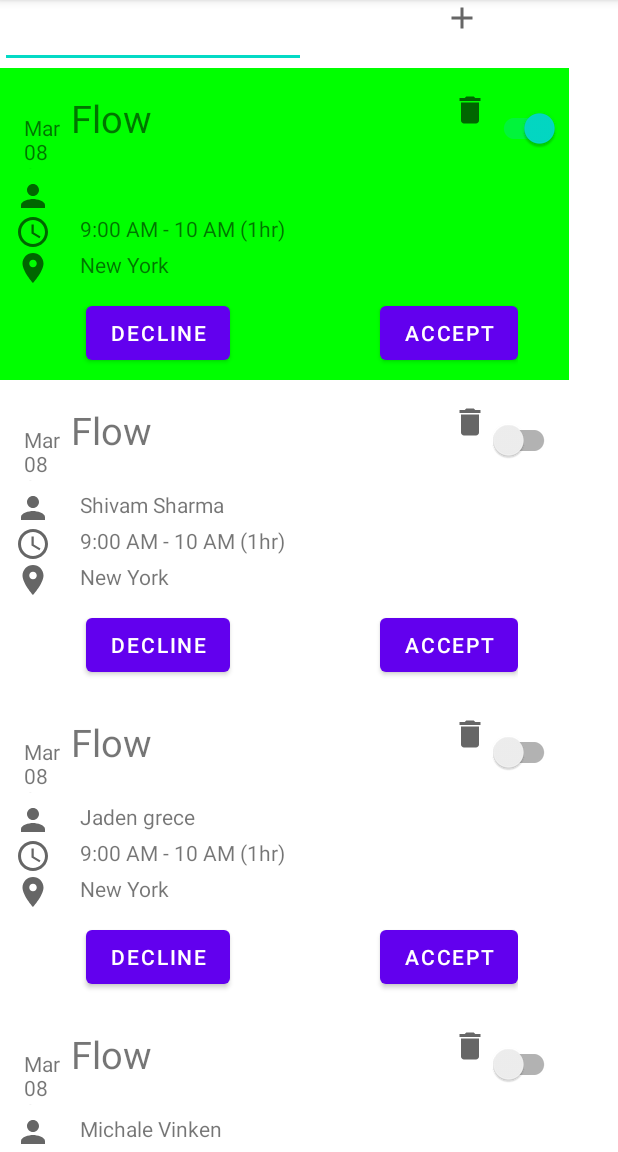
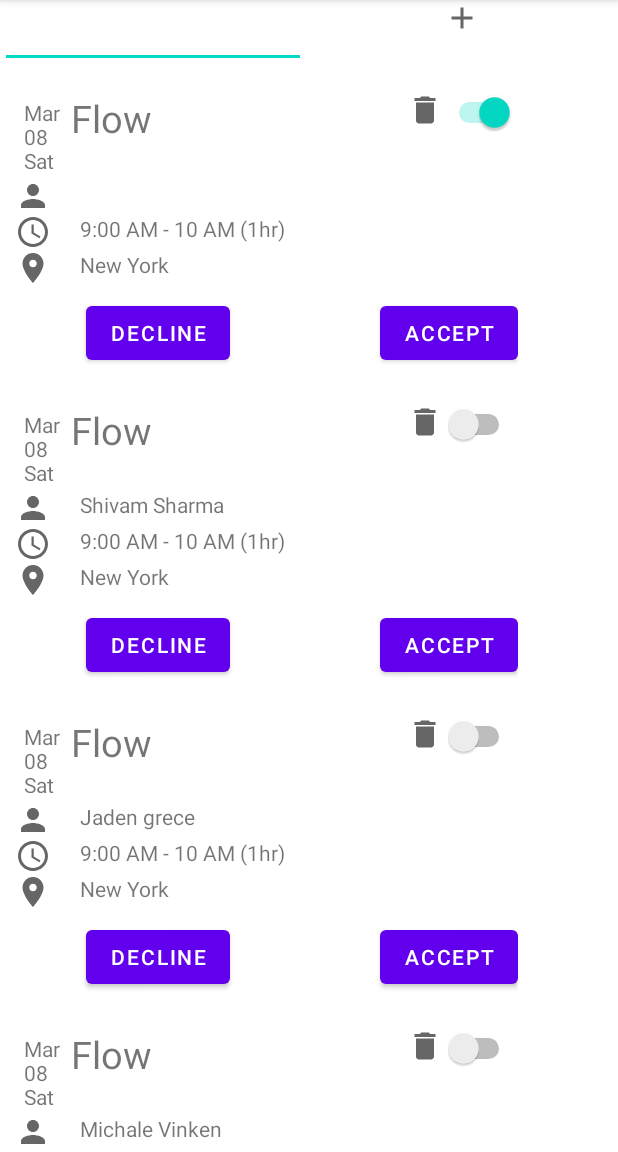
Before and after one commit to Shivamsharma21/RecyclerViewAssignments, an Android app: the screen it shows after launch (MainActivity), after a tap on an icon or button, on a phone screen of 412 x 824 dp, the part 84-1236 px from its top. Run offline under Robolectric (Android 15) with nearby library versions, the phone set to English and light mode, and no system bars; 1 other tap on this screen came first.

Commit message:
Bug Fixes

```diff
--- a/app/src/main/java/com/example/recyclerviewassignments/Item.java
+++ /dev/null
@@ -1,19 +0,0 @@
-package com.example.recyclerviewassignments;
-
-public class Item {
-    int type;
-    Object object;
-
-    public Item(int type, Object object) {
-        this.type = type;
-        this.object = object;
-    }
-
-    public int getType() {
-        return type;
-    }
-
-    public Object getObject() {
-        return object;
-    }
-}
--- a/app/src/main/java/com/example/recyclerviewassignments/MainActivity.java
+++ b/app/src/main/java/com/example/recyclerviewassignments/MainActivity.java
@@ -17,6 +17,7 @@ import android.widget.AdapterView;
 import android.widget.EditText;
 import android.widget.ImageView;
 import android.widget.LinearLayout;
+import android.widget.Switch;
 import android.widget.Toast;
 
 import java.util.ArrayList;
@@ -50,7 +51,7 @@ public class MainActivity extends AppCompatActivity implements ViewAdapter.Callb
                     if(position != -1) {
                         String getUser = data.getStringExtra("Username");
 
-                        PersonInfo personInfoupdate = new PersonInfo(getUser,"22-22","1212","flow","location","color");
+                        PersonInfo personInfoupdate = new PersonInfo(getUser,"22-22","1212","flow","location","color",false);
                             details.remove(position);
                             details.add(position,personInfoupdate);
                             viewAdapter.notifyDataSetChanged();
@@ -91,7 +92,7 @@ public class MainActivity extends AppCompatActivity implements ViewAdapter.Callb
     EditText newUsername;
     RecyclerView recyclerView;
     ImageView addnew_item,delete_item;
-    SwitchCompat switchCompat;
+    Switch switchCompat;
     @Override
     protected void onCreate(Bundle savedInstanceState) {
         super.onCreate(savedInstanceState);
@@ -111,23 +112,23 @@ public class MainActivity extends AppCompatActivity implements ViewAdapter.Callb
 
 
         String status ="off";
+        boolean check = false;
 
+        PersonInfo personInfo = new PersonInfo("Shivam Sharma","9:00 AM - 10 AM (1hr)","12-01-2021","Flow","New York",status,check);
 
-        PersonInfo personInfo = new PersonInfo("Shivam Sharma","9:00 AM - 10 AM (1hr)","12-01-2021","Flow","New York",status);
+        PersonInfo personInfo1 = new PersonInfo("Jaden grece","9:00 AM - 10 AM (1hr)","12-01-2021","Flow","New York",status,check);
 
-        PersonInfo personInfo1 = new PersonInfo("Jaden grece","9:00 AM - 10 AM (1hr)","12-01-2021","Flow","New York",status);
+        PersonInfo personInfo2 = new PersonInfo("Michale Vinken","9:00 AM - 10 AM (1hr)","12-01-2021","Flow","New York",status,check);
 
-        PersonInfo personInfo2 = new PersonInfo("Michale Vinken","9:00 AM - 10 AM (1hr)","12-01-2021","Flow","New York",status);
+        PersonInfo personInfo3 = new PersonInfo("Mila jade","9:00 AM - 10 AM (1hr)","12-01-2021","Flow","New York",status,check);
 
-        PersonInfo personInfo3 = new PersonInfo("Mila jade","9:00 AM - 10 AM (1hr)","12-01-2021","Flow","New York",status);
+        PersonInfo personInfo4 = new PersonInfo("Mily Chrish","9:00 AM - 10 AM (1hr)","12-01-2021","Flow","New York",status,check);
 
-        PersonInfo personInfo4 = new PersonInfo("Mily Chrish","9:00 AM - 10 AM (1hr)","12-01-2021","Flow","New York",status);
+        PersonInfo personInfo5 = new PersonInfo("Won Shi","9:00 AM - 10 AM (1hr)","12-01-2021","Flow","New York",status,check);
 
-        PersonInfo personInfo5 = new PersonInfo("Won Shi","9:00 AM - 10 AM (1hr)","12-01-2021","Flow","New York",status);
+        PersonInfo personInfo6 = new PersonInfo("Maden Claf","9:00 AM - 10 AM (1hr)","12-01-2021","Flow","New York",status,check);
 
-        PersonInfo personInfo6 = new PersonInfo("Maden Claf","9:00 AM - 10 AM (1hr)","12-01-2021","Flow","New York",status);
-
-        PersonInfo personInfo7 = new PersonInfo("Blake Gracy","9:00 AM - 10 AM (1hr)","12-01-2021","Flow","New York",status);
+        PersonInfo personInfo7 = new PersonInfo("Blake Gracy","9:00 AM - 10 AM (1hr)","12-01-2021","Flow","New York",status,check);
 
 
         details.add(personInfo);
@@ -146,22 +147,6 @@ public class MainActivity extends AppCompatActivity implements ViewAdapter.Callb
     recyclerView.setAdapter(viewAdapter);
 
 
-       viewAdapter.SetOnItemClickListner(new ViewAdapter.OnItemClickListner() {
-           @Override
-           public void OnItemClick(View view, int position) {
-               switchCompat.setOnClickListener(new View.OnClickListener() {
-                   @Override
-                   public void onClick(View v) {
-                       if (switchCompat.isChecked()){
-                           linearLayout.setBackgroundColor(Color.GREEN);
-                       }else{
-                           linearLayout.setBackgroundColor(Color.WHITE);
-                       }
-                   }
-               });
-           }
-       });
-
 
 
     addnew_item.setOnClickListener(new View.OnClickListener() {
@@ -170,9 +155,9 @@ public class MainActivity extends AppCompatActivity implements ViewAdapter.Callb
 
                 String newuser = newUsername.getText().toString();
 
-                PersonInfo personInfo10 = new PersonInfo(newuser,"9:00 AM - 10 AM (1hr)","12-01-2021","Flow","New York","off");
+                PersonInfo personInfo10 = new PersonInfo(newuser,"9:00 AM - 10 AM (1hr)","12-01-2021","Flow","New York","off",check);
 
-
+                personInfo10.setColor("off");
                 details.add(0,personInfo10);
 
                 viewAdapter.notifyDataSetChanged();
@@ -183,5 +168,7 @@ public class MainActivity extends AppCompatActivity implements ViewAdapter.Callb
         });
 
     }
+            public void InsertItem(int position){
 
+            }
      }
--- a/app/src/main/java/com/example/recyclerviewassignments/PersonInfo.java
+++ b/app/src/main/java/com/example/recyclerviewassignments/PersonInfo.java
@@ -1,6 +1,10 @@
 package com.example.recyclerviewassignments;
 
 public class PersonInfo {
+
+
+
+    boolean checked;
    private String username;
    private String time;
    private String date;
@@ -9,6 +13,13 @@ public class PersonInfo {
    private String color;
 
 
+    public boolean isChecked() {
+        return checked;
+    }
+
+    public void setChecked(boolean checked) {
+        this.checked = checked;
+    }
 
     public String getUsername() {
         return username;
@@ -58,12 +69,13 @@ public class PersonInfo {
         this.color = color;
     }
 
-    public PersonInfo(String username, String time, String date, String flow, String location, String color) {
+    public PersonInfo(String username, String time, String date, String flow, String location, String color,boolean checked) {
         this.username = username;
         this.time = time;
         this.date = date;
         this.flow = flow;
         this.location = location;
         this.color = color;
+        this.checked = checked;
     }
 }
--- a/app/src/main/java/com/example/recyclerviewassignments/ViewAdapter.java
+++ b/app/src/main/java/com/example/recyclerviewassignments/ViewAdapter.java
@@ -1,11 +1,9 @@
 package com.example.recyclerviewassignments;
 
 import android.content.Context;
-import android.content.Intent;
 import android.graphics.Color;
 import android.util.Log;
 import android.view.LayoutInflater;
-import android.view.MotionEvent;
 import android.view.View;
 import android.view.ViewGroup;
 import android.widget.AdapterView;
@@ -13,6 +11,7 @@ import android.widget.Button;
 import android.widget.CompoundButton;
 import android.widget.ImageView;
 import android.widget.LinearLayout;
+import android.widget.Switch;
 import android.widget.TextView;
 import android.widget.Toast;
 
@@ -21,28 +20,21 @@ import androidx.annotation.NonNull;
 import androidx.appcompat.widget.SwitchCompat;
 import androidx.recyclerview.widget.RecyclerView;
 
-import java.util.ArrayList;
 import java.util.List;
 
 public class ViewAdapter extends RecyclerView.Adapter<ViewAdapter.ViewHolderX> {
 
-
     public OnItemClickListner onItemClickListner;
-
     public interface OnItemClickListner {
-
         void OnItemClick(View view,int position);
 
     }
-
     public void SetOnItemClickListner(OnItemClickListner clickListner){
         onItemClickListner = clickListner;
     }
    public Context mcontext;
-
     CallbackInterface callbackInterface;
     List<PersonInfo>itemList;
-
    public interface CallbackInterface{
 
         /**
@@ -52,7 +44,6 @@ public class ViewAdapter extends RecyclerView.Adapter<ViewAdapter.ViewHolderX> {
          */
         void onHandleSelection(int position, String text);
     }
-
     public ViewAdapter(Context context,List<PersonInfo>list) {
 
         mcontext = context;
@@ -73,7 +64,6 @@ public class ViewAdapter extends RecyclerView.Adapter<ViewAdapter.ViewHolderX> {
     @Override
     public void onBindViewHolder(@NonNull ViewHolderX holder, int position) {
 
-        final ViewHolderX viewHolderX = (ViewHolderX)holder;
 
         PersonInfo personInfo = itemList.get(position);
          holder.usernametv.setText(personInfo.getUsername());
@@ -81,19 +71,40 @@ public class ViewAdapter extends RecyclerView.Adapter<ViewAdapter.ViewHolderX> {
          holder.locationtv.setText(personInfo.getLocation());
          holder.timetv.setText(personInfo.getTime());
 
-        String passname =  holder.usernametv.getText().toString();
 
-         String status = personInfo.getColor();
+         holder.switchCompat.setOnClickListener(new View.OnClickListener() {
+             @Override
+             public void onClick(View v) {
 
-         int pos = position;
+                 boolean state = itemList.get(position).isChecked();
 
-             personInfo.setColor(status);
+                 itemList.get(position).setChecked(!state);
 
-             if (personInfo.getColor()=="off"){
-                 holder.linearLayout.setBackgroundColor(Color.WHITE);
+                 Toast.makeText(mcontext, "Position = "+position, Toast.LENGTH_SHORT).show();
              }
+         });
+
+         holder.switchCompat.setChecked(itemList.get(position).isChecked());
 
 
+         /* if (personInfo.getColor() =="off"){
+            holder.switch_status.setText("off");
+            holder.switchCompat.setChecked(false);
+           //  holder.switchCompat.setChecked(false);
+         }
+         holder.switchCompat.setOnClickListener(new View.OnClickListener() {
+             @Override
+             public void onClick(View v) {
+                 personInfo.setColor("on");
+                 if (holder.switchCompat.isChecked()){
+                        holder.switch_status.setText("on");
+                     holder.linearLayout.setBackgroundColor(Color.GREEN);
+                 }else{
+                     holder.linearLayout.setBackgroundColor(Color.WHITE);
+                     holder.switch_status.setText("off");
+                 }
+             }
+         });*/
         holder.delete_item.setOnClickListener(new View.OnClickListener() {
             @Override
             public void onClick(View v) {
@@ -110,8 +121,6 @@ public class ViewAdapter extends RecyclerView.Adapter<ViewAdapter.ViewHolderX> {
 
             }
         });
-
-
    }
 
     @Override
@@ -126,10 +135,9 @@ public class ViewAdapter extends RecyclerView.Adapter<ViewAdapter.ViewHolderX> {
 
     static class ViewHolderX extends RecyclerView.ViewHolder{
 
-
-        SwitchCompat switchCompat;
+        Switch switchCompat;
         LinearLayout linearLayout;
-        TextView datetv,Flowtv,usernametv,timetv,locationtv;
+        TextView datetv,Flowtv,usernametv,timetv,locationtv,switch_status;
         Button Decline_btn,Accept_btn;
         ImageView user_img,clock_img,locationimg,delete_item,addnew_item;
 
@@ -137,8 +145,9 @@ public class ViewAdapter extends RecyclerView.Adapter<ViewAdapter.ViewHolderX> {
             super(itemView);
 
 
+            switch_status = itemView.findViewById(R.id.switchstatus);
+
             switchCompat = itemView.findViewById(R.id.switch1);
-
             linearLayout =itemView.findViewById(R.id.rootlayout);
             // textview
             datetv = itemView.findViewById(R.id.date_textview);
@@ -146,31 +155,16 @@ public class ViewAdapter extends RecyclerView.Adapter<ViewAdapter.ViewHolderX> {
             usernametv = itemView.findViewById(R.id.username_textview);
             timetv = itemView.findViewById(R.id.textviewTime);
             locationtv =itemView.findViewById(R.id.location_textview);
-
             ///   button
             Decline_btn = itemView.findViewById(R.id.Declinebtn);
             Accept_btn = itemView.findViewById(R.id.acceptbtn);
-
            // image view
-
             delete_item =itemView.findViewById(R.id.delete_new_item);
-
             user_img = itemView.findViewById(R.id.user_imageView);
             clock_img = itemView.findViewById(R.id.imagetime);
             locationimg = itemView.findViewById(R.id.locationimage);
-
 //            switchCompat.setOnClickListener(this);
 
-            switchCompat.setOnClickListener(new View.OnClickListener() {
-                @Override
-                public void onClick(View v) {
-                    if (switchCompat.isChecked()){
-                        linearLayout.setBackgroundColor(Color.GREEN);
-                    }else{
-                        linearLayout.setBackgroundColor(Color.WHITE);
-                    }
-                }
-            });
             Accept_btn.setOnClickListener(new View.OnClickListener() {
                 @Override
                 public void onClick(View v) {
@@ -180,43 +174,7 @@ public class ViewAdapter extends RecyclerView.Adapter<ViewAdapter.ViewHolderX> {
                     Log.d("This Is Position",String.valueOf(c));
                 }
             });
-
-       /*     itemView.setOnClickListener(new View.OnClickListener() {
-                @Override
-                public void onClick(View v) {
-                    if (listner != null){
-                        int position = getAdapterPosition();
-                        if (position != RecyclerView.NO_POSITION){
-                            listner.OnItemClick(v,position);
-                        }
-                    }
-                }
-            });*/
-
         }
 
-      /*  @Override
-        public void onClick(View v) {
-        int position = getAdapterPosition();
-           if (position != 0){
-               switchCompat.setOnClickListener(new View.OnClickListener() {
-                   @Override
-                   public void onClick(View v) {
-                       if (switchCompat.isChecked()){
-                       linearLayout.setBackgroundColor(Color.GREEN);}
-                       else{
-                           linearLayout.setBackgroundColor(Color.WHITE);
-                       }
-                   }
-               });*/
            }
         }
-
-
-
-            /*
-           if (switchCompat.isChecked()){
-               linearLayout.setBackgroundColor(Color.GREEN);
-           }else{
-               linearLayout.setBackgroundColor(Color.WHITE);
-           }*/
--- a/app/src/main/res/layout/listitem.xml
+++ b/app/src/main/res/layout/listitem.xml
@@ -42,17 +42,28 @@
 
         </TextView>
 
+        <TextView
+            android:id="@+id/switchstatus"
+            android:layout_gravity="end"
+            android:text=""
+            android:textSize="14sp"
+            android:layout_width="20dp"
+            android:layout_height="20dp">
+
+        </TextView>
+
         <ImageView
-            android:layout_marginLeft="200dp"
+            android:layout_marginLeft="150dp"
             android:id="@+id/delete_new_item"
             android:src="@drawable/ic_baseline_delete_24"
             android:layout_width="wrap_content"
             android:layout_height="wrap_content"
-            android:layout_weight="1">
+            android:layout_weight="1"
+            android:layout_marginStart="150dp">
 
         </ImageView>
 
-        <androidx.appcompat.widget.SwitchCompat
+        <Switch
             android:id="@+id/switch1"
             android:layout_width="wrap_content"
             android:layout_height="wrap_content"
```
